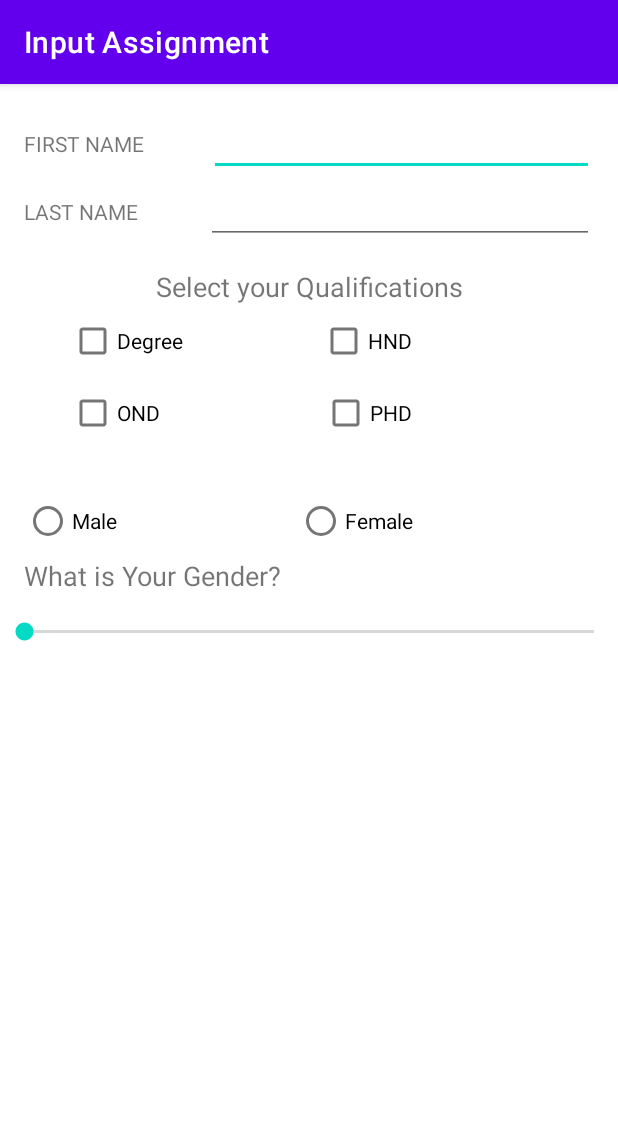
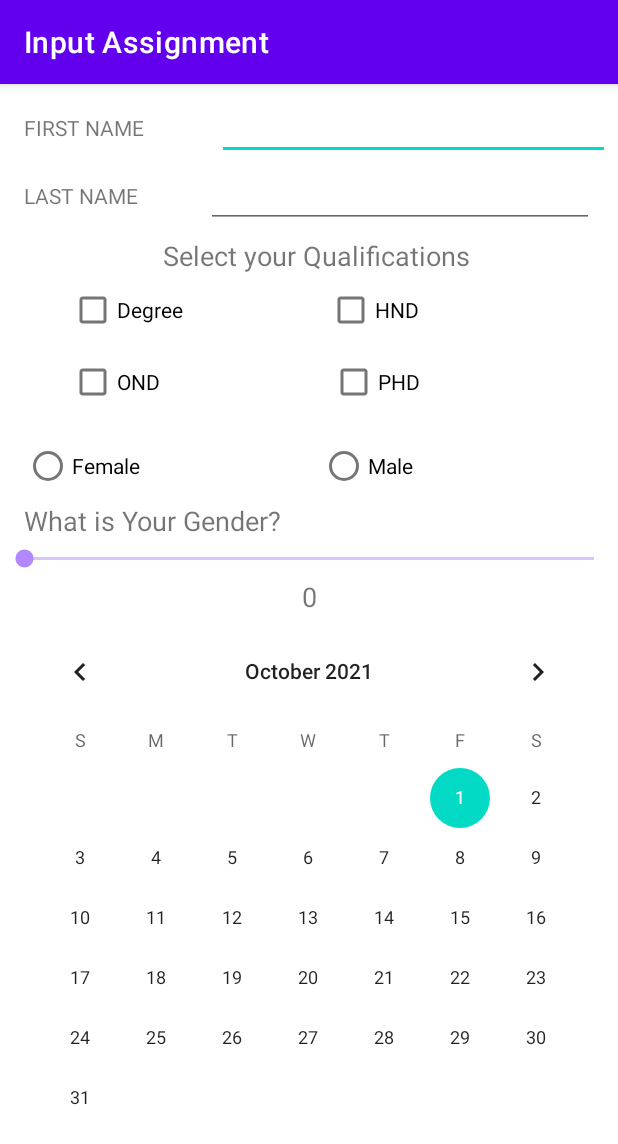
Before and after one commit to KramStyles/ddt1, an Android app: the input_assignment screen opened directly, with no data from a screen before it, on a phone screen of 412 x 824 dp. Shown: the top 1144 px of the screen. Run offline under Robolectric (Android 15) with nearby library versions, the phone set to English and light mode, and no system bars.

Commit message:
added calender

```diff
--- a/app/src/main/res/layout/activity_input_assignment.xml
+++ b/app/src/main/res/layout/activity_input_assignment.xml
@@ -11,8 +11,8 @@
         android:layout_width="match_parent"
         android:layout_height="wrap_content"
         android:layout_marginStart="16dp"
-        android:layout_marginTop="16dp"
-        android:layout_marginEnd="16dp"
+        android:layout_marginTop="5dp"
+        android:layout_marginEnd="5dp"
         android:orientation="horizontal"
         app:layout_constraintEnd_toEndOf="parent"
         app:layout_constraintHorizontal_bias="0.0"
@@ -70,8 +70,8 @@
         android:layout_width="match_parent"
         android:layout_height="wrap_content"
         android:layout_marginStart="16dp"
-        android:layout_marginTop="16dp"
-        android:layout_marginEnd="16dp"
+        android:layout_marginTop="6dp"
+        android:layout_marginEnd="6dp"
         android:gravity="center"
         android:orientation="vertical"
         app:layout_constraintEnd_toEndOf="parent"
@@ -105,7 +105,9 @@
                 android:layout_width="wrap_content"
                 android:layout_height="wrap_content"
                 android:layout_weight="1"
-                android:text="HND" />
+                android:text="HND"
+                android:textColorHighlight="#4A148C"
+                android:textColorLink="#880E4F" />
         </LinearLayout>
 
         <LinearLayout
@@ -138,7 +140,7 @@
         android:layout_width="match_parent"
         android:layout_height="wrap_content"
         android:layout_marginStart="16dp"
-        android:layout_marginTop="24dp"
+        android:layout_marginTop="8dp"
         android:layout_marginEnd="16dp"
         android:gravity="center"
         android:orientation="vertical"
@@ -149,21 +151,32 @@
         <LinearLayout
             android:layout_width="match_parent"
             android:layout_height="match_parent"
-            android:orientation="horizontal">
+            android:orientation="vertical">
 
-            <RadioButton
-                android:id="@+id/rad2"
-                android:layout_width="wrap_content"
-                android:layout_height="wrap_content"
+            <RadioGroup
+                android:layout_width="match_parent"
+                android:layout_height="match_parent"
                 android:layout_weight="1"
-                android:text="Male" />
+                android:orientation="horizontal">
 
-            <RadioButton
-                android:id="@+id/rad"
-                android:layout_width="wrap_content"
-                android:layout_height="wrap_content"
-                android:layout_weight="1"
-                android:text="Female" />
+                <RadioButton
+                    android:id="@+id/rad"
+                    android:layout_width="wrap_content"
+                    android:layout_height="wrap_content"
+                    android:layout_weight="1"
+                    android:backgroundTint="#B54545"
+                    android:text="Female" />
+
+                <RadioButton
+                    android:id="@+id/rad2"
+                    android:layout_width="wrap_content"
+                    android:layout_height="wrap_content"
+                    android:layout_weight="1"
+                    android:text="Male"
+                    android:textColorHighlight="#4A148C"
+                    android:textColorLink="#B388FF" />
+            </RadioGroup>
+
         </LinearLayout>
 
         <TextView
@@ -180,9 +193,40 @@
         android:id="@+id/seekBar"
         android:layout_width="match_parent"
         android:layout_height="wrap_content"
-        android:layout_marginTop="16dp"
+        android:layout_marginTop="4dp"
+        android:backgroundTint="#B388FF"
+        android:progressBackgroundTint="#651FFF"
+        android:progressTint="#651FFF"
+        android:thumbTint="#B388FF"
+        android:thumbTintMode="src_in"
+        android:tickMarkTint="#FF80AB"
         app:layout_constraintEnd_toEndOf="parent"
         app:layout_constraintStart_toStartOf="parent"
         app:layout_constraintTop_toBottomOf="@+id/linearLayout7" />
 
+    <TextView
+        android:id="@+id/textView23"
+        android:layout_width="wrap_content"
+        android:layout_height="wrap_content"
+        android:layout_marginTop="4dp"
+        android:text="0"
+        android:textSize="18sp"
+        app:layout_constraintEnd_toEndOf="parent"
+        app:layout_constraintStart_toStartOf="parent"
+        app:layout_constraintTop_toBottomOf="@+id/seekBar" />
+
+    <CalendarView
+        android:id="@+id/editTextDate"
+        android:layout_width="match_parent"
+        android:layout_height="wrap_content"
+        android:layout_marginStart="8dp"
+        android:layout_marginTop="4dp"
+        android:layout_marginEnd="8dp"
+        android:ems="10"
+        android:inputType="date"
+        app:layout_constraintEnd_toEndOf="parent"
+        app:layout_constraintHorizontal_bias="0.0"
+        app:layout_constraintStart_toStartOf="parent"
+        app:layout_constraintTop_toBottomOf="@+id/textView23" />
+
 </androidx.constraintlayout.widget.ConstraintLayout>
```
